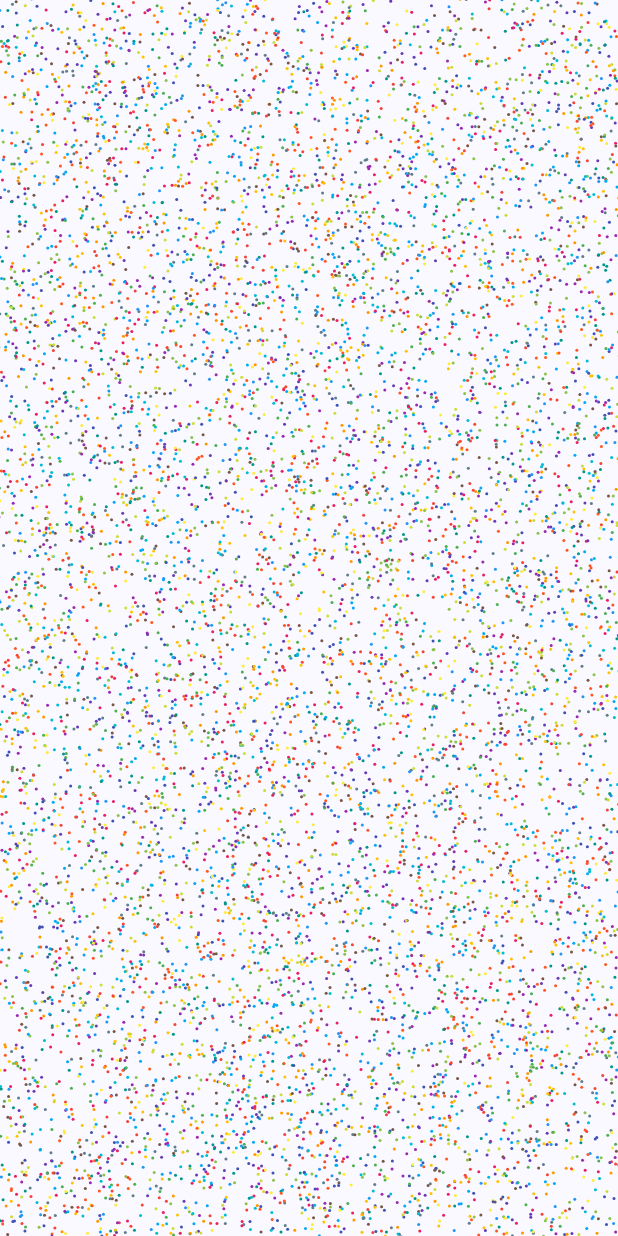
After one commit to yhtqw/FrontEndDemo, a Flutter app: the DrawingRelatedPage screen opened by its route, after a tap on "粒子碰撞-优化版", on a phone screen of 412 x 824 dp. The commit adds this screen. Run offline on Flutter 3.47's test engine with Material 3 defaults, Android fonts, the phone set to English and light mode, and no system bars; our stand-ins replace decimal, flutter_colorpicker, go_router, image_picker.

Commit message:
feat: 粒子碰撞效果的另一种实现方式

```diff
--- a/flutter_demo/lib/configs/base_router_config.dart
+++ b/flutter_demo/lib/configs/base_router_config.dart
@@ -3,6 +3,7 @@ import 'package:go_router/go_router.dart';
 
 import '../pages/ceiling_mount/ceiling_mount_page.dart';
 import '../pages/customize_tab/customize_tab_page.dart';
+import '../pages/drawing_related/children_pages/particle_collision/particle_collision_optimization_page.dart';
 import '../pages/drawing_related/children_pages/particle_collision/particle_collision_page.dart';
 import '../pages/drawing_related/children_pages/widget_path_guide/widget_path_guide_page.dart';
 import '../pages/drawing_related/drawing_related_page.dart';
@@ -55,6 +56,10 @@ class BaseRouterConfig {
             path: ParticleCollisionPage.routePath,
             builder: (BuildContext context, GoRouterState state) => ParticleCollisionPage(),
           ),
+          GoRoute(
+            path: ParticleCollisionOptimizationPage.routePath,
+            builder: (BuildContext context, GoRouterState state) => ParticleCollisionOptimizationPage(),
+          ),
         ],
         builder: (BuildContext context, GoRouterState state) => DrawingRelatedPage(),
       ),
--- /dev/null
+++ b/flutter_demo/lib/pages/drawing_related/children_pages/particle_collision/particle_collision_optimization_page.dart
@@ -0,0 +1,295 @@
+import 'dart:math';
+import 'dart:typed_data';
+
+import 'package:flutter/material.dart';
+
+class ParticleStorage {
+  final int count;
+
+  late Float32List posX;
+  late Float32List posY;
+
+  late Float32List velX;
+  late Float32List velY;
+  late Uint32List colors;
+
+  late Float32List radius;
+
+  ParticleStorage(this.count) {
+    posX = Float32List(count);
+    posY = Float32List(count);
+
+    velX = Float32List(count);
+    velY = Float32List(count);
+
+    colors = Uint32List(count);
+
+    radius = Float32List(count);
+  }
+}
+
+class SpatialHashGrid {
+  final double cellSize;
+  final Map<int, List<int>> cells = {};
+
+  SpatialHashGrid(this.cellSize);
+
+  int hash(int x, int y) {
+    return x * 73856093 ^ y * 19349663;
+  }
+
+  void clear() {
+    cells.clear();
+  }
+
+  void insert(int id, double x, double y) {
+    int cx = (x / cellSize).floor();
+    int cy = (y / cellSize).floor();
+
+    int key = hash(cx, cy);
+
+    cells.putIfAbsent(key, () => []).add(id);
+  }
+
+  List<int> query(double x, double y) {
+    int cx = (x / cellSize).floor();
+    int cy = (y / cellSize).floor();
+
+    List<int> result = [];
+
+    for (int dx = -1; dx <= 1; dx++) {
+      for (int dy = -1; dy <= 1; dy++) {
+        int key = hash(cx + dx, cy + dy);
+
+        if (cells.containsKey(key)) {
+          result.addAll(cells[key]!);
+        }
+      }
+    }
+
+    return result;
+  }
+}
+
+class PhysicsSolver {
+  final ParticleStorage particles;
+  final SpatialHashGrid grid;
+
+  PhysicsSolver(this.particles, this.grid);
+
+  void step(double width, double height) {
+
+    grid.clear();
+
+    int n = particles.count;
+
+    for (int i = 0; i < n; i++) {
+
+      particles.posX[i] += particles.velX[i];
+      particles.posY[i] += particles.velY[i];
+
+      if (particles.posX[i] < 0 || particles.posX[i] > width) {
+        particles.velX[i] *= -1;
+      }
+
+      if (particles.posY[i] < 0 || particles.posY[i] > height) {
+        particles.velY[i] *= -1;
+      }
+
+      grid.insert(i, particles.posX[i], particles.posY[i]);
+    }
+
+    solveCollisions();
+  }
+
+  void solveCollisions() {
+
+    int n = particles.count;
+
+    for (int i = 0; i < n; i++) {
+
+      var neighbors =
+      grid.query(particles.posX[i], particles.posY[i]);
+
+      for (var j in neighbors) {
+
+        if (i >= j) continue;
+
+        double dx = particles.posX[j] - particles.posX[i];
+        double dy = particles.posY[j] - particles.posY[i];
+
+        double dist2 = dx * dx + dy * dy;
+
+        double r =
+            particles.radius[i] + particles.radius[j];
+
+        if (dist2 < r * r) {
+
+          double dist = sqrt(dist2);
+
+          double nx = dx / dist;
+          double ny = dy / dist;
+
+          double dvx =
+              particles.velX[i] - particles.velX[j];
+          double dvy =
+              particles.velY[i] - particles.velY[j];
+
+          double impact = dvx * nx + dvy * ny;
+
+          particles.velX[i] -= impact * nx;
+          particles.velY[i] -= impact * ny;
+
+          particles.velX[j] += impact * nx;
+          particles.velY[j] += impact * ny;
+        }
+      }
+    }
+  }
+}
+
+class Attractor {
+  double x = 0;
+  double y = 0;
+
+  double strength = 0;
+}
+
+void applyAttractor(ParticleStorage p, Attractor a) {
+  if (a.strength == 0) return;
+
+  for (int i = 0; i < p.count; i++) {
+    double dx = a.x - p.posX[i];
+    double dy = a.y - p.posY[i];
+
+    double dist = sqrt(dx * dx + dy * dy) + 0.01;
+
+    double force = a.strength / dist;
+
+    p.velX[i] += dx * force;
+    p.velY[i] += dy * force;
+  }
+}
+
+ParticleStorage createParticles(int n, Size size) {
+  final rand = Random();
+
+  final p = ParticleStorage(n);
+
+  for (int i = 0; i < n; i++) {
+    p.posX[i] = rand.nextDouble() * size.width;
+    p.posY[i] = rand.nextDouble() * size.height;
+
+    p.velX[i] = rand.nextDouble() * 2 - 1;
+    p.velY[i] = rand.nextDouble() * 2 - 1;
+
+    // 随机选择一个 Material 调色板颜色
+    final color = Colors.primaries[rand.nextInt(Colors.primaries.length)];
+    p.colors[i] = color.toARGB32();
+
+    p.radius[i] = 1;
+  }
+
+  return p;
+}
+
+class ParticlePainter extends CustomPainter {
+  final ParticleStorage particles;
+  final Paint _paint = Paint()..style = PaintingStyle.fill;
+
+  ParticlePainter(this.particles);
+
+  @override
+  void paint(Canvas canvas, Size size) {
+    for (int i = 0; i < particles.count; i++) {
+      // 从 Uint32List 构造 Color 对象（这种轻量级构造在渲染循环中是可以接受的）
+      _paint.color = Color(particles.colors[i]);
+
+      canvas.drawCircle(
+        Offset(particles.posX[i], particles.posY[i]),
+        particles.radius[i],
+        _paint,
+      );
+    }
+  }
+
+  @override
+  bool shouldRepaint(covariant CustomPainter oldDelegate) => true;
+}
+
+class ParticleCollisionOptimizationPage extends StatefulWidget {
+  const ParticleCollisionOptimizationPage({super.key});
+
+  static final String routePath = '/particle-collision-optimization';
+
+  @override
+  State<ParticleCollisionOptimizationPage> createState() => _ParticleCollisionOptimizationPageState();
+}
+
+class _ParticleCollisionOptimizationPageState extends State<ParticleCollisionOptimizationPage> with SingleTickerProviderStateMixin {
+  late AnimationController controller;
+  late ParticleStorage particles;
+  late SpatialHashGrid grid;
+  late PhysicsSolver solver;
+
+  Attractor attractor = Attractor();
+
+  bool initialized = false;
+
+  final int particleCount = 10000;
+
+  @override
+  void initState() {
+    super.initState();
+
+    controller = AnimationController(
+      vsync: this,
+      duration: const Duration(seconds: 100),
+    )
+      ..addListener(update)
+      ..repeat();
+  }
+
+  @override
+  void dispose() {
+    controller.dispose();
+    super.dispose();
+  }
+
+  // 初始化系统，用于第一次的粒子创建和划分网格
+  void initSystem(Size size) {
+    particles = createParticles(particleCount, size);
+
+    grid = SpatialHashGrid(30);
+
+    solver = PhysicsSolver(particles, grid);
+
+    initialized = true;
+  }
+
+  void update() {
+    if (!mounted) return;
+
+    final size = MediaQuery.of(context).size;
+
+    if (!initialized) {
+      initSystem(size);
+    }
+
+    applyAttractor(particles, attractor);
+
+    solver.step(size.width, size.height);
+
+    setState(() {});
+  }
+
+  @override
+  Widget build(BuildContext context) {
+    return Scaffold(
+      body: initialized ? CustomPaint(
+        painter: ParticlePainter(particles),
+        child: Container(),
+      ) : SizedBox(),
+    );
+  }
+}
--- a/flutter_demo/lib/pages/drawing_related/children_pages/particle_collision/particle_collision_page.dart
+++ b/flutter_demo/lib/pages/drawing_related/children_pages/particle_collision/particle_collision_page.dart
@@ -57,7 +57,7 @@ class _ParticleCollisionPageState extends State<ParticleCollisionPage> with Sing
   late List<List<List<Particle>>> grid;
 
   // 初始化粒子个数
-  final int particleCount = 5000;
+  final int particleCount = 10000;
   // 网格大小
   final double gridSize = 60;
 
@@ -106,7 +106,7 @@ class _ParticleCollisionPageState extends State<ParticleCollisionPage> with Sing
             rand.nextDouble() * 2 - 1,
           ),
           color: Colors.primaries[rand.nextInt(Colors.primaries.length)],
-          size: rand.nextDouble() + 1,
+          size: 1,
         ),
       );
     }
--- a/flutter_demo/lib/pages/drawing_related/children_pages/widget_path_guide/widgets/path_guide_wrapper/path_guide_wrapper.dart
+++ b/flutter_demo/lib/pages/drawing_related/children_pages/widget_path_guide/widgets/path_guide_wrapper/path_guide_wrapper.dart
@@ -128,7 +128,6 @@ class _PathGuidePainter extends CustomPainter {
     final double trailLength = _totalLength * trailPercent;
     final double currentPos = _totalLength * animation.value;
 
-    // 保留你原本优秀的跨起点截取逻辑，这是最稳健的做法
     Path extractPath = Path();
     double start = currentPos - trailLength;
     if (start < 0) {
--- a/flutter_demo/lib/pages/drawing_related/drawing_related_page.dart
+++ b/flutter_demo/lib/pages/drawing_related/drawing_related_page.dart
@@ -1,6 +1,7 @@
 import 'package:flutter/material.dart';
 import 'package:go_router/go_router.dart';
 
+import 'children_pages/particle_collision/particle_collision_optimization_page.dart';
 import 'children_pages/particle_collision/particle_collision_page.dart';
 import 'children_pages/widget_path_guide/widget_path_guide_page.dart';
 
@@ -39,7 +40,14 @@ class _DrawingRelatedPageState extends State<DrawingRelatedPage> {
               onPressed: () {
                 context.push("${DrawingRelatedPage.routePath}${ParticleCollisionPage.routePath}");
               },
-              child: Text('粒子碰撞'),
+              child: Text('粒子碰撞-初版'),
+            ),
+
+            ElevatedButton(
+              onPressed: () {
+                context.push("${DrawingRelatedPage.routePath}${ParticleCollisionOptimizationPage.routePath}");
+              },
+              child: Text('粒子碰撞-优化版'),
             ),
           ],
         ),
```
